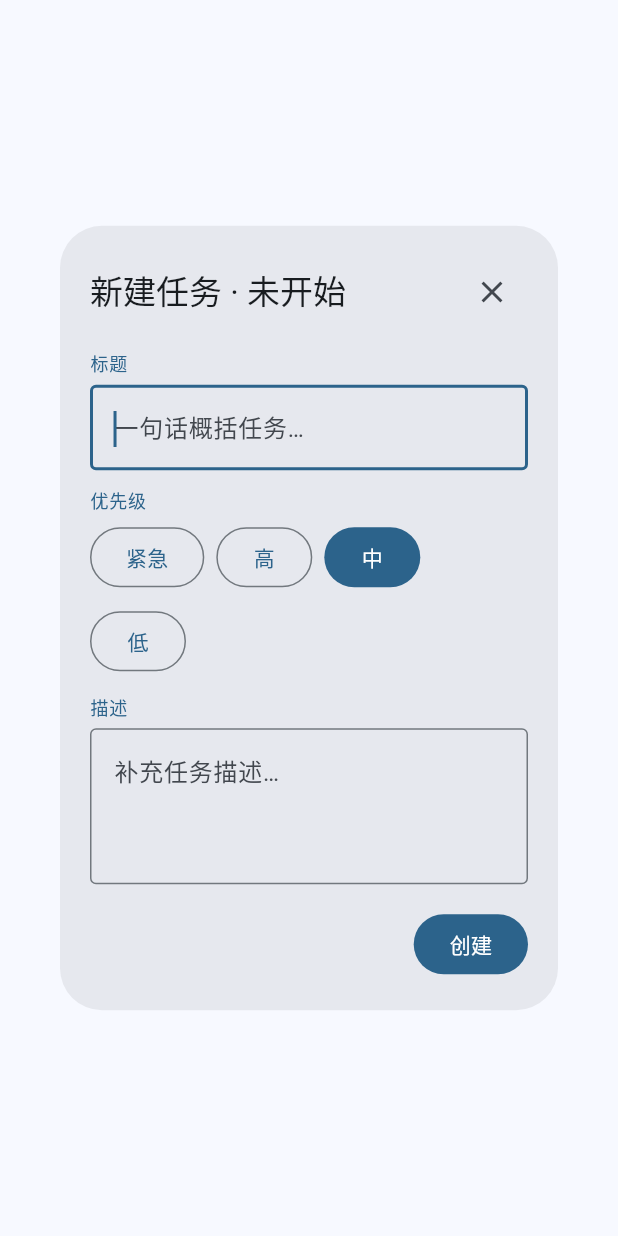
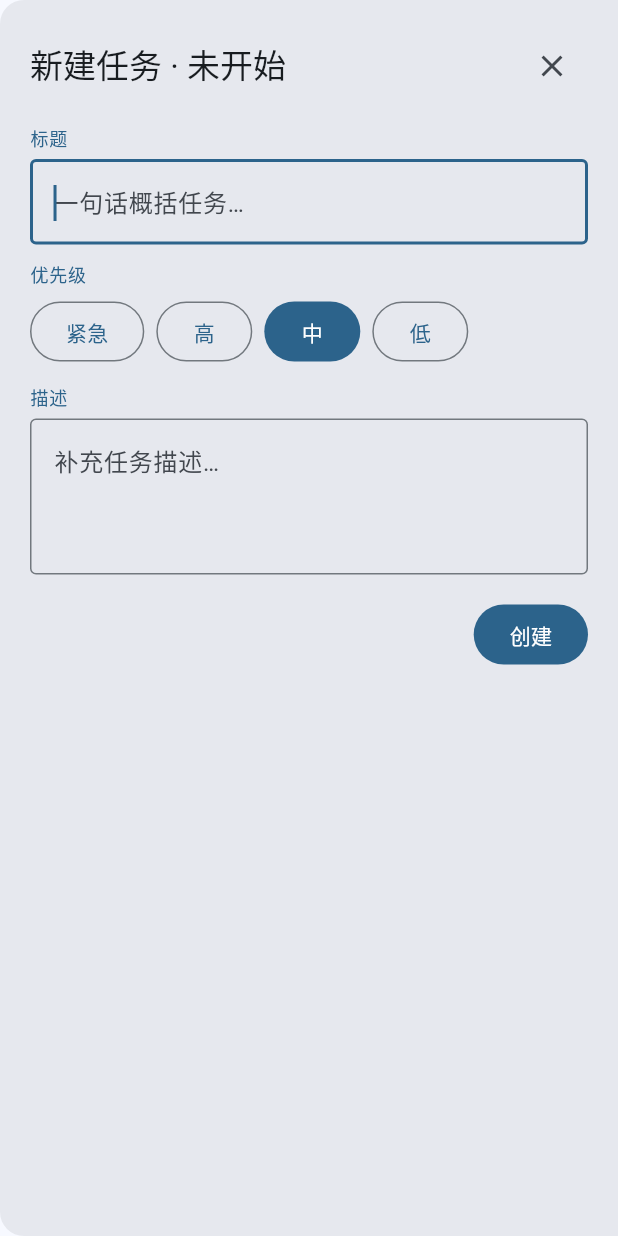
Before and after one commit to quanttide/qtcloud-execute, a Flutter app: the TaskCreateDialog widget shown alone on an empty page, opened directly with empty values, on a phone screen of 412 x 824 dp. Run offline on Flutter 3.47's test engine with Material 3 defaults, Android fonts, the phone set to English and light mode, and no system bars; our stand-ins replace flutter_bloc, go_router; network calls fail.

Commit message:
feat(studio): 任务详情/新建弹窗改为右侧滑出面板（全高、宽 440、左侧圆角）

```diff
--- a/src/studio/lib/widgets/task_create_dialog.dart
+++ b/src/studio/lib/widgets/task_create_dialog.dart
@@ -28,8 +28,7 @@ class TaskCreateDialog extends StatefulWidget {
   }) {
     return showDialog<void>(
       context: context,
-      builder: (_) =>
-          TaskCreateDialog(status: status, onCreate: onCreate),
+      builder: (_) => TaskCreateDialog(status: status, onCreate: onCreate),
     );
   }
 
@@ -74,15 +73,20 @@ class _TaskCreateDialogState extends State<TaskCreateDialog> {
   Widget build(BuildContext context) {
     final theme = Theme.of(context);
     return Dialog(
-      child: ConstrainedBox(
-        constraints: const BoxConstraints(maxWidth: 480),
-        child: Padding(
+      // 右侧滑出面板：右对齐 + 全高 + 左侧圆角
+      alignment: Alignment.centerRight,
+      insetPadding: EdgeInsets.zero,
+      shape: const RoundedRectangleBorder(
+        borderRadius: BorderRadius.horizontal(left: Radius.circular(16)),
+      ),
+      child: SizedBox(
+        width: 440,
+        height: double.infinity,
+        child: SingleChildScrollView(
           padding: const EdgeInsets.all(20),
-          child: SingleChildScrollView(
-            child: Column(
-              mainAxisSize: MainAxisSize.min,
-              crossAxisAlignment: CrossAxisAlignment.start,
-              children: [
+          child: Column(
+            crossAxisAlignment: CrossAxisAlignment.start,
+            children: [
               Row(
                 children: [
                   Expanded(
@@ -149,7 +153,6 @@ class _TaskCreateDialogState extends State<TaskCreateDialog> {
                 ),
               ),
             ],
-            ),
           ),
         ),
       ),
--- a/src/studio/pubspec.yaml
+++ b/src/studio/pubspec.yaml
@@ -16,7 +16,7 @@ publish_to: 'none' # Remove this line if you wish to publish to pub.dev
 # https://developer.apple.com/library/archive/documentation/General/Reference/InfoPlistKeyReference/Articles/CoreFoundationKeys.html
 # In Windows, build-name is used as the major, minor, and patch parts
 # of the product and file versions while build-number is used as the build suffix.
-version: 0.1.0-beta.5
+version: 0.1.0-beta.6
 
 environment:
   sdk: ^3.12.2
```
Also changed, not shown: src/studio/lib/widgets/task_detail_dialog.dart (+11 -5 lines), 1 other file.
